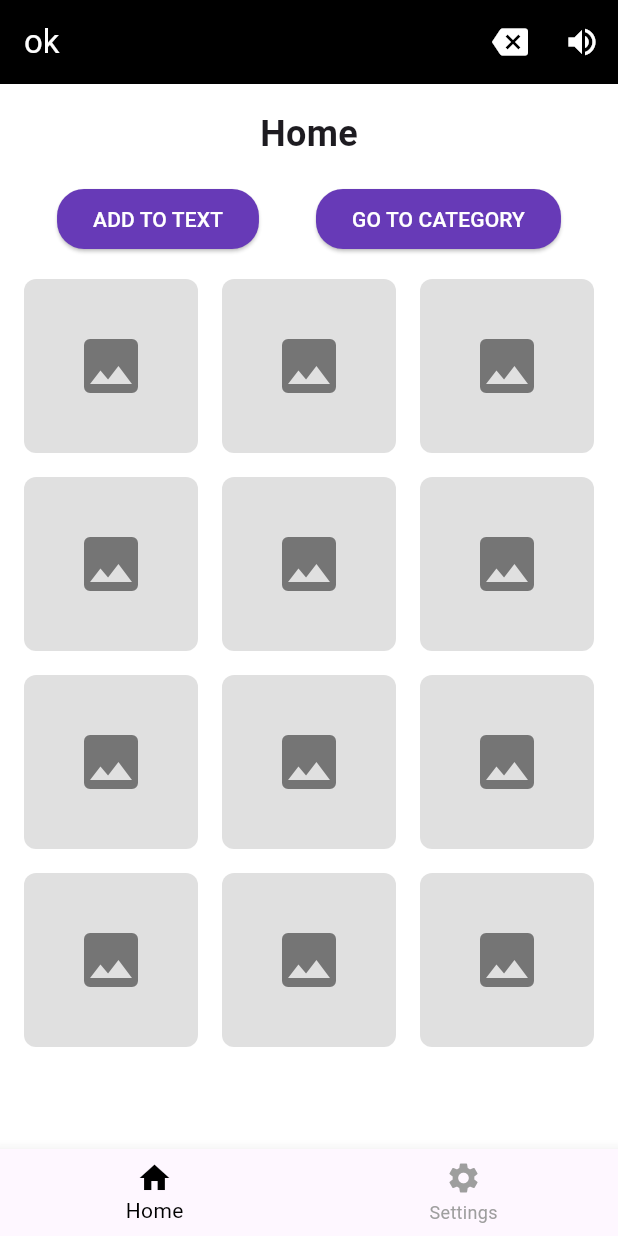
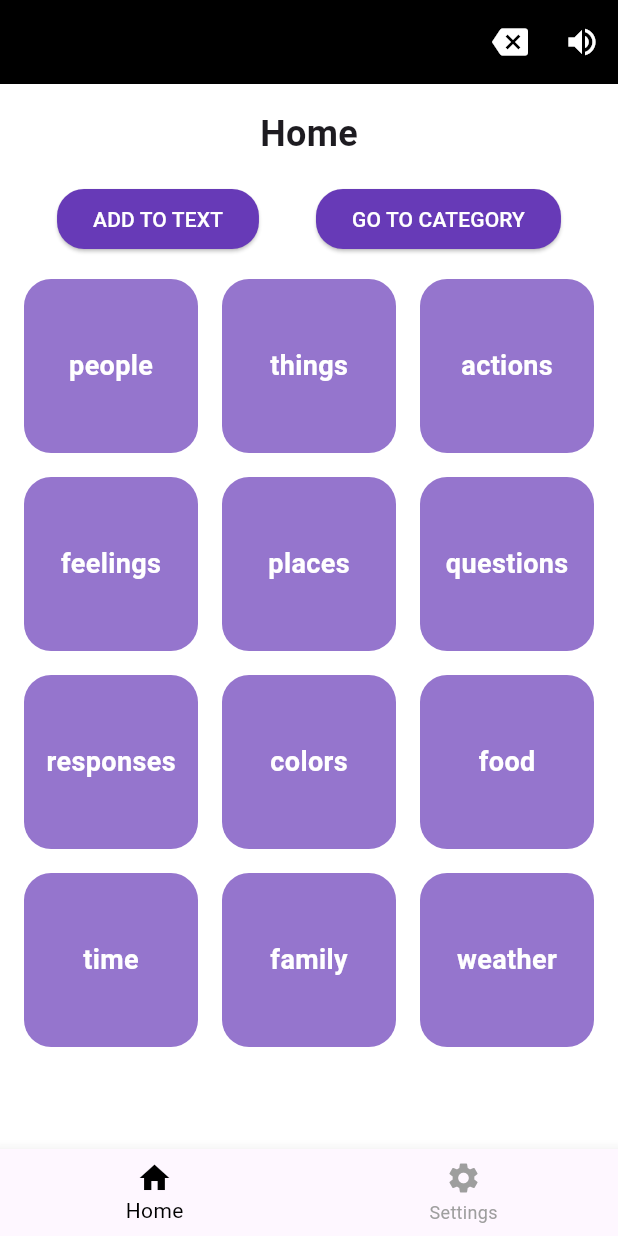
Before and after one commit to juvonKT/aac_app, a Flutter app: the screen it shows after launch, after a tap on "ADD TO TEXT", on a phone screen of 412 x 824 dp. Run offline on Flutter 3.47's test engine with Material 3 defaults, Android fonts, the phone set to English and light mode, and no system bars; our stand-ins replace flutter_tts, fluttertoast.

Commit message:
added phrases json to test out some phrases and added them in the homepage

```diff
--- /dev/null
+++ b/assets/phrases.json
@@ -0,0 +1,14 @@
+{
+  "people": ["I", "You", "Me", "We", "He", "She", "They", "Them", "Us"],
+  "things": ["chair", "car", "book", "pen", "table", "phone", "computer", "bed", "cup"],
+  "actions": ["run", "walk", "read", "write", "eat", "drink", "sleep", "talk", "play"],
+  "feelings": ["happy", "sad", "angry", "excited", "scared", "nervous", "bored", "tired"],
+  "places": ["home", "school", "work", "park", "store", "restaurant", "hospital", "library", "beach"],
+  "questions": ["What", "Why", "When", "How", "Where", "Who", "Can", "Do", "Is"],
+  "responses": ["Yes", "No", "Maybe", "Okay", "Sure", "Of course", "I don't know", "That's right", "I think so"],
+  "colors": ["red", "blue", "green", "yellow", "orange", "purple", "black", "white", "pink"],
+  "food": ["apple", "banana", "bread", "chicken", "rice", "pizza", "salad", "sandwich", "milk"],
+  "time": ["morning", "afternoon", "evening", "night", "today", "tomorrow", "yesterday", "now", "later"],
+  "family": ["mother", "father", "sister", "brother", "son", "daughter", "husband", "wife"],
+  "weather": ["sun", "rain", "cloud", "wind", "snow", "storm", "temperature", "humidity"]
+}
--- a/lib/HomePage.dart
+++ b/lib/HomePage.dart
@@ -1,28 +1,49 @@
 // lib/home_page.dart
+import 'dart:convert';
 import 'package:flutter/material.dart';
 import 'settings.dart';
 import 'package:flutter_tts/flutter_tts.dart';
 import 'package:fluttertoast/fluttertoast.dart';
+import 'package:flutter/services.dart' show rootBundle;
 
 class HomePage extends StatefulWidget {
+  const HomePage({super.key});
+
   @override
   _HomePageState createState() => _HomePageState();
 }
 
 class _HomePageState extends State<HomePage> {
   FlutterTts flutterTts = FlutterTts();
-  List<String> message = [];
+  Map<String, List<String>> phrases = {};
+  List<String> selectedPhrases = [];
 
-  void _addWord() {
-    setState(() {
-      message.add('ok');
+  @override
+  void initState() {
+    super.initState();
+    loadPhrases().then((data) {
+      setState(() {
+        phrases = data;
+      });
     });
   }
 
-  void _removeWord() {
+  Future<Map<String, List<String>>> loadPhrases() async {
+    String jsonString = await rootBundle.loadString('assets/phrases.json');
+    Map<String, dynamic> jsonMap = json.decode(jsonString);
+    return jsonMap.map((key, value) => MapEntry(key, List<String>.from(value)));
+  }
+
+  void addPhrase(String phrase) {
     setState(() {
-      if (message.isNotEmpty) {
-        message.removeLast();
+      selectedPhrases.add(phrase);
+    });
+  }
+
+  void removePhrase() {
+    setState(() {
+      if (selectedPhrases.isNotEmpty) {
+        selectedPhrases.removeLast();
       }
     });
     Fluttertoast.showToast(
@@ -32,14 +53,14 @@ class _HomePageState extends State<HomePage> {
     );
   }
 
-  void _removeAllWords() {
+  void clearPhrases() {
     setState(() {
-      message.clear();
+      selectedPhrases.clear();
     });
   }
 
   void _speak() async {
-    await flutterTts.speak(message.join(' '));
+    await flutterTts.speak(selectedPhrases.join(' '));
   }
 
   @override
@@ -54,15 +75,15 @@ class _HomePageState extends State<HomePage> {
       appBar: AppBar(
         backgroundColor: Colors.black,
         title: Text(
-          message.join(' '),
+          selectedPhrases.join(' '),
           style: const TextStyle(color: Colors.white),
         ),
         actions: [
           GestureDetector(
-            onLongPress: _removeAllWords,
+            onLongPress: clearPhrases,
             child: IconButton(
               icon: const Icon(Icons.backspace, color: Colors.white),
-              onPressed: _removeWord,
+              onPressed: removePhrase,
             ),
           ),
           IconButton(
@@ -88,7 +109,7 @@ class _HomePageState extends State<HomePage> {
               mainAxisAlignment: MainAxisAlignment.spaceEvenly,
               children: [
                 ElevatedButton(
-                  onPressed: _addWord,
+                  onPressed: () {},
                   child: const Text('ADD TO TEXT'),
                   style: ElevatedButton.styleFrom(
                     backgroundColor: Colors.deepPurple,
@@ -113,23 +134,43 @@ class _HomePageState extends State<HomePage> {
             ),
             Expanded(
               child: GridView.builder(
-                padding: const EdgeInsets.all(16),
+                padding: const EdgeInsets.all(16.0),
                 gridDelegate: const SliverGridDelegateWithFixedCrossAxisCount(
                   crossAxisCount: 3,
-                  crossAxisSpacing: 16,
-                  mainAxisSpacing: 16,
+                  crossAxisSpacing: 16.0,
+                  mainAxisSpacing: 16.0,
                 ),
-                itemCount: 12,
+                itemCount: phrases.keys.length,
                 itemBuilder: (context, index) {
-                  return Container(
-                    decoration: BoxDecoration(
-                      color: Colors.grey[300],
-                      borderRadius: BorderRadius.circular(8),
-                    ),
-                    child: Icon(
-                      Icons.image,
-                      color: Colors.grey[600],
-                      size: 48,
+                  String category = phrases.keys.elementAt(index);
+                  return GestureDetector(
+                    onTap: () {
+                      Navigator.push(
+                        context,
+                        MaterialPageRoute(
+                          builder: (context) => PhraseListPage(
+                            category: category,
+                            phrases: phrases[category]!,
+                            onPhraseSelected: addPhrase,
+                          ),
+                        ),
+                      );
+                    },
+                    child: Container(
+                      decoration: BoxDecoration(
+                        color: Colors.deepPurple[300],
+                        borderRadius: BorderRadius.circular(18.0),
+                      ),
+                      child: Center(
+                        child: Text(
+                          category,
+                          style: const TextStyle(
+                            color: Colors.white,
+                            fontSize: 18.0,
+                            fontWeight: FontWeight.bold,
+                          ),
+                        ),
+                      ),
                     ),
                   );
                 },
@@ -164,3 +205,62 @@ class _HomePageState extends State<HomePage> {
     );
   }
 }
+
+class PhraseListPage extends StatelessWidget {
+  final String category;
+  final List<String> phrases;
+  final Function(String) onPhraseSelected;
+
+  PhraseListPage({
+    required this.category,
+    required this.phrases,
+    required this.onPhraseSelected,
+  });
+
+  @override
+  Widget build(BuildContext context) {
+    return Scaffold(
+      appBar: AppBar(
+        backgroundColor: Colors.black,
+        title: Text(
+          category,
+          style: TextStyle(color: Colors.white),
+        ),
+      ),
+      body: GridView.builder(
+        padding: const EdgeInsets.all(16.0),
+        gridDelegate: const SliverGridDelegateWithFixedCrossAxisCount(
+          crossAxisCount: 2,
+          crossAxisSpacing: 16.0,
+          mainAxisSpacing: 16.0,
+        ),
+        itemCount: phrases.length,
+        itemBuilder: (context, index) {
+          String phrase = phrases[index];
+          return GestureDetector(
+            onTap: () {
+              onPhraseSelected(phrase);
+              Navigator.pop(context);
+            },
+            child: Container(
+              decoration: BoxDecoration(
+                color: Colors.deepPurple,
+                borderRadius: BorderRadius.circular(18.0),
+              ),
+              child: Center(
+                child: Text(
+                  phrase,
+                  style: const TextStyle(
+                    color: Colors.white,
+                    fontSize: 18.0,
+                    fontWeight: FontWeight.bold,
+                  ),
+                ),
+              ),
+            ),
+          );
+        },
+      ),
+    );
+  }
+}
--- a/pubspec.yaml
+++ b/pubspec.yaml
@@ -59,6 +59,8 @@ flutter:
   # included with your application, so that you can use the icons in
   # the material Icons class.
   uses-material-design: true
+  assets:
+    - assets/phrases.json
 
   # To add assets to your application, add an assets section, like this:
   # assets:
```
